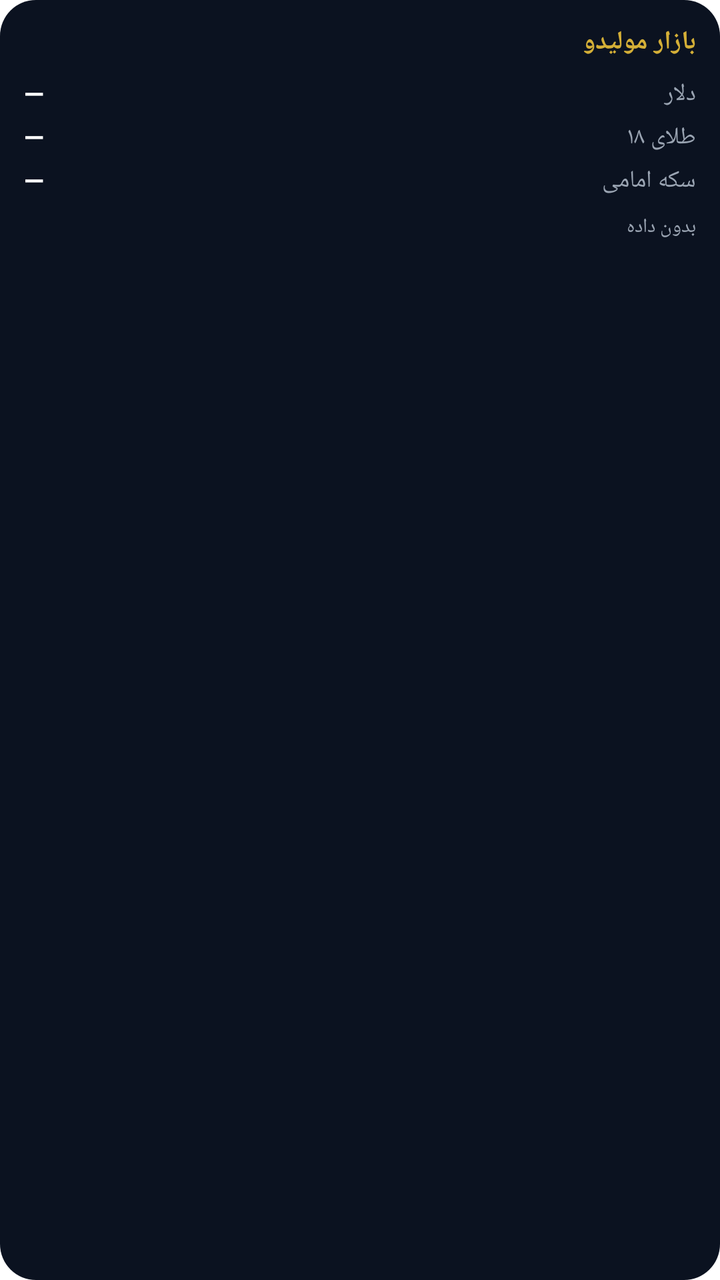
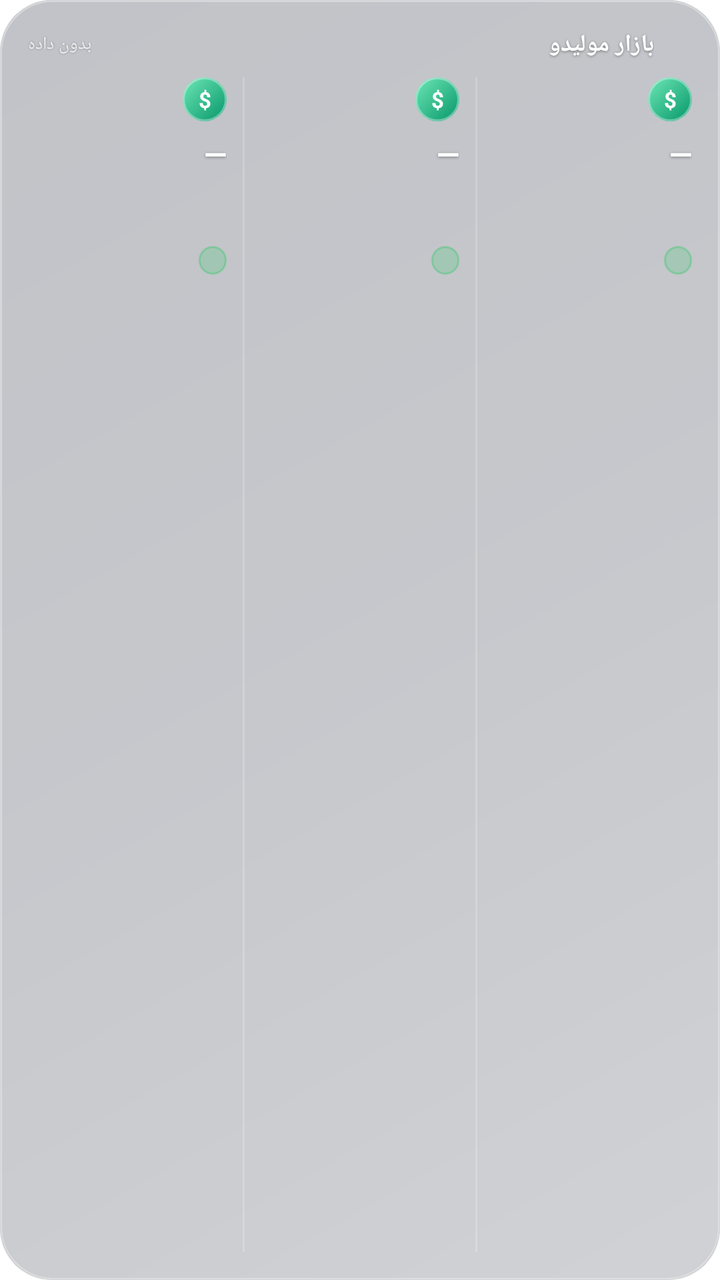

The first picture is an Android layout as it rendered before a commit; the second is the same layout after the commit. The layout source and the unified diff follow.
<!-- AndroidManifest.xml: fallback theme Theme.MaterialComponents.DayNight.NoActionBar -->
<!-- res/layout/molido_widget.xml -->
<?xml version="1.0" encoding="utf-8"?>
<LinearLayout xmlns:android="http://schemas.android.com/apk/res/android"
    android:id="@+id/widget_root"
    android:layout_width="match_parent"
    android:layout_height="match_parent"
    android:orientation="vertical"
    android:padding="12dp"
    android:layoutDirection="rtl"
    android:background="@drawable/widget_background">

    <TextView
        android:layout_width="match_parent"
        android:layout_height="wrap_content"
        android:text="بازار مولیدو"
        android:textColor="@color/widget_gold"
        android:textSize="13sp"
        android:textStyle="bold" />

    <LinearLayout
        android:layout_width="match_parent"
        android:layout_height="wrap_content"
        android:orientation="horizontal"
        android:layout_marginTop="8dp">
        <TextView
            android:layout_width="0dp"
            android:layout_weight="1"
            android:layout_height="wrap_content"
            android:text="دلار"
            android:textColor="@color/widget_label"
            android:textSize="12sp" />
        <TextView
            android:id="@+id/widget_usd_value"
            android:layout_width="wrap_content"
            android:layout_height="wrap_content"
            android:textColor="@color/widget_text"
            android:textSize="13sp"
            android:textStyle="bold"
            android:text="—" />
    </LinearLayout>

    <LinearLayout
        android:layout_width="match_parent"
        android:layout_height="wrap_content"
        android:orientation="horizontal"
        android:layout_marginTop="4dp">
        <TextView
            android:layout_width="0dp"
            android:layout_weight="1"
            android:layout_height="wrap_content"
            android:text="طلای ۱۸"
            android:textColor="@color/widget_label"
            android:textSize="12sp" />
        <TextView
            android:id="@+id/widget_gold_value"
            android:layout_width="wrap_content"
            android:layout_height="wrap_content"
            android:textColor="@color/widget_text"
            android:textSize="13sp"
            android:textStyle="bold"
            android:text="—" />
    </LinearLayout>

    <LinearLayout
        android:layout_width="match_parent"
        android:layout_height="wrap_content"
        android:orientation="horizontal"
        android:layout_marginTop="4dp">
        <TextView
            android:layout_width="0dp"
            android:layout_weight="1"
            android:layout_height="wrap_content"
            android:text="سکه امامی"
            android:textColor="@color/widget_label"
            android:textSize="12sp" />
        <TextView
            android:id="@+id/widget_coin_value"
            android:layout_width="wrap_content"
            android:layout_height="wrap_content"
            android:textColor="@color/widget_text"
            android:textSize="13sp"
            android:textStyle="bold"
            android:text="—" />
    </LinearLayout>

    <TextView
        android:id="@+id/widget_updated"
        android:layout_width="match_parent"
        android:layout_height="wrap_content"
        android:layout_marginTop="8dp"
        android:textColor="@color/widget_label"
        android:textSize="10sp"
        android:text="بدون داده" />
</LinearLayout>
<!-- resources referenced by this layout -->
<resources>
  <color name="widget_gold">#D4AF37</color>
  <color name="widget_label">#9AA4B2</color>
  <color name="widget_text">#FFFFFF</color>
  <!-- drawable widget_background (drawable) -->
  <?xml version="1.0" encoding="utf-8"?>
  <shape xmlns:android="http://schemas.android.com/apk/res/android"
      android:shape="rectangle">
      <corners android:radius="18dp" />
      <solid android:color="@color/widget_bg" />
  </shape>
  <color name="widget_bg">#0B1220</color>
</resources>

<!-- the commit's change to res/layout/molido_widget.xml (unified diff, before → after) -->
@@ -1,93 +1,100 @@
 <?xml version="1.0" encoding="utf-8"?>
 <LinearLayout xmlns:android="http://schemas.android.com/apk/res/android"
     android:id="@+id/widget_root"
-    android:layout_width="match_parent"
-    android:layout_height="match_parent"
-    android:orientation="vertical"
-    android:padding="12dp"
-    android:layoutDirection="rtl"
-    android:background="@drawable/widget_background">
+    android:layout_width="match_parent" android:layout_height="match_parent"
+    android:orientation="vertical" android:padding="14dp"
+    android:layoutDirection="rtl" android:background="@drawable/widget_glass_bg">
 
-    <TextView
-        android:layout_width="match_parent"
-        android:layout_height="wrap_content"
-        android:text="بازار مولیدو"
-        android:textColor="@color/widget_gold"
-        android:textSize="13sp"
-        android:textStyle="bold" />
-
-    <LinearLayout
-        android:layout_width="match_parent"
-        android:layout_height="wrap_content"
-        android:orientation="horizontal"
-        android:layout_marginTop="8dp">
-        <TextView
-            android:layout_width="0dp"
-            android:layout_weight="1"
-            android:layout_height="wrap_content"
-            android:text="دلار"
-            android:textColor="@color/widget_label"
-            android:textSize="12sp" />
-        <TextView
-            android:id="@+id/widget_usd_value"
-            android:layout_width="wrap_content"
-            android:layout_height="wrap_content"
-            android:textColor="@color/widget_text"
-            android:textSize="13sp"
-            android:textStyle="bold"
-            android:text="—" />
+    <LinearLayout android:layout_width="match_parent" android:layout_height="wrap_content"
+        android:orientation="horizontal" android:gravity="center_vertical">
+        <ImageView android:layout_width="14dp" android:layout_height="14dp" android:src="@mipmap/ic_launcher" android:importantForAccessibility="no"/>
+        <TextView android:id="@+id/widget_title" android:layout_width="wrap_content" android:layout_height="wrap_content"
+            android:layout_marginStart="5dp" android:text="بازار مولیدو" android:textSize="12sp" android:textStyle="bold" android:textColor="#FFFFFFFF" android:shadowColor="#66000000" android:shadowRadius="3" android:shadowDy="1"/>
+        <FrameLayout android:layout_width="0dp" android:layout_height="1dp" android:layout_weight="1"/>
+        <TextView android:id="@+id/widget_updated" android:layout_width="wrap_content" android:layout_height="wrap_content"
+            android:textSize="9sp" android:maxLines="1" android:text="بدون داده" android:textColor="#C8FFFFFF" android:shadowColor="#55000000" android:shadowRadius="2"/>
+    </LinearLayout>
+    <LinearLayout android:layout_width="match_parent" android:layout_height="0dp" android:layout_weight="1"
+        android:layout_marginTop="8dp" android:orientation="horizontal">
+        <LinearLayout android:id="@+id/w_row_0" android:layout_width="0dp" android:layout_height="match_parent"
+            android:layout_weight="1" android:orientation="vertical">
+            <LinearLayout android:layout_width="match_parent" android:layout_height="wrap_content"
+                android:orientation="horizontal" android:gravity="center_vertical">
+                <TextView android:id="@+id/w_icon_0" android:layout_width="22dp" android:layout_height="22dp"
+            android:gravity="center" android:background="@drawable/widget_icon_green"
+            android:textColor="#FFFFFFFF" android:textStyle="bold" android:textSize="11sp"
+            android:maxLines="1" android:text="$"/>
+                <TextView android:id="@+id/w_label_0" android:layout_width="0dp" android:layout_weight="1"
+                    android:layout_height="wrap_content" android:layout_marginStart="5dp" android:textSize="11sp"
+                    android:textStyle="bold" android:maxLines="1" android:ellipsize="end" android:text="" android:textColor="#FFFFFFFF" android:shadowColor="#66000000" android:shadowRadius="3" android:shadowDy="1"/>
+            </LinearLayout>
+            <TextView android:id="@+id/w_value_0" android:layout_width="match_parent" android:layout_height="wrap_content"
+                android:layout_marginTop="6dp" android:textSize="15sp" android:textStyle="bold" android:maxLines="1"
+                android:autoSizeTextType="uniform" android:autoSizeMinTextSize="10sp" android:autoSizeMaxTextSize="15sp"
+                android:text="—" android:textColor="#FFFFFFFF" android:shadowColor="#66000000" android:shadowRadius="3" android:shadowDy="1"/>
+            <TextView android:id="@+id/w_unit_0" android:layout_width="match_parent" android:layout_height="wrap_content"
+                android:textSize="8sp" android:text="" android:textColor="#C8FFFFFF" android:shadowColor="#55000000" android:shadowRadius="2"/>
+            <ImageView android:id="@+id/w_spark_0" android:layout_width="match_parent" android:layout_height="20dp"
+            android:layout_marginTop="2dp" android:scaleType="fitXY" android:importantForAccessibility="no"/>
+            <TextView android:id="@+id/w_change_0" android:layout_width="wrap_content" android:layout_height="wrap_content"
+            android:layout_marginTop="3dp" android:paddingStart="7dp" android:paddingEnd="7dp" android:paddingTop="1dp" android:paddingBottom="1dp"
+            android:background="@drawable/widget_pill_up" android:textColor="#4ADE80"
+            android:textSize="9sp" android:textStyle="bold" android:maxLines="1" android:text=""/>
+        </LinearLayout>
+<FrameLayout android:layout_width="1dp" android:layout_height="match_parent"
+            android:layout_marginStart="8dp" android:layout_marginEnd="8dp" android:background="@drawable/widget_divider"/>
+<LinearLayout android:id="@+id/w_row_1" android:layout_width="0dp" android:layout_height="match_parent"
+            android:layout_weight="1" android:orientation="vertical">
+            <LinearLayout android:layout_width="match_parent" android:layout_height="wrap_content"
+                android:orientation="horizontal" android:gravity="center_vertical">
+                <TextView android:id="@+id/w_icon_1" android:layout_width="22dp" android:layout_height="22dp"
+            android:gravity="center" android:background="@drawable/widget_icon_green"
+            android:textColor="#FFFFFFFF" android:textStyle="bold" android:textSize="11sp"
+            android:maxLines="1" android:text="$"/>
+                <TextView android:id="@+id/w_label_1" android:layout_width="0dp" android:layout_weight="1"
+                    android:layout_height="wrap_content" android:layout_marginStart="5dp" android:textSize="11sp"
+                    android:textStyle="bold" android:maxLines="1" android:ellipsize="end" android:text="" android:textColor="#FFFFFFFF" android:shadowColor="#66000000" android:shadowRadius="3" android:shadowDy="1"/>
+            </LinearLayout>
+            <TextView android:id="@+id/w_value_1" android:layout_width="match_parent" android:layout_height="wrap_content"
+                android:layout_marginTop="6dp" android:textSize="15sp" android:textStyle="bold" android:maxLines="1"
+                android:autoSizeTextType="uniform" android:autoSizeMinTextSize="10sp" android:autoSizeMaxTextSize="15sp"
+                android:text="—" android:textColor="#FFFFFFFF" android:shadowColor="#66000000" android:shadowRadius="3" android:shadowDy="1"/>
+            <TextView android:id="@+id/w_unit_1" android:layout_width="match_parent" android:layout_height="wrap_content"
+                android:textSize="8sp" android:text="" android:textColor="#C8FFFFFF" android:shadowColor="#55000000" android:shadowRadius="2"/>
+            <ImageView android:id="@+id/w_spark_1" android:layout_width="match_parent" android:layout_height="20dp"
+            android:layout_marginTop="2dp" android:scaleType="fitXY" android:importantForAccessibility="no"/>
+            <TextView android:id="@+id/w_change_1" android:layout_width="wrap_content" android:layout_height="wrap_content"
+            android:layout_marginTop="3dp" android:paddingStart="7dp" android:paddingEnd="7dp" android:paddingTop="1dp" android:paddingBottom="1dp"
+            android:background="@drawable/widget_pill_up" android:textColor="#4ADE80"
+            android:textSize="9sp" android:textStyle="bold" android:maxLines="1" android:text=""/>
+        </LinearLayout>
+<FrameLayout android:layout_width="1dp" android:layout_height="match_parent"
+            android:layout_marginStart="8dp" android:layout_marginEnd="8dp" android:background="@drawable/widget_divider"/>
+<LinearLayout android:id="@+id/w_row_2" android:layout_width="0dp" android:layout_height="match_parent"
+            android:layout_weight="1" android:orientation="vertical">
+            <LinearLayout android:layout_width="match_parent" android:layout_height="wrap_content"
+                android:orientation="horizontal" android:gravity="center_vertical">
+                <TextView android:id="@+id/w_icon_2" android:layout_width="22dp" android:layout_height="22dp"
+            android:gravity="center" android:background="@drawable/widget_icon_green"
+            android:textColor="#FFFFFFFF" android:textStyle="bold" android:textSize="11sp"
+            android:maxLines="1" android:text="$"/>
+                <TextView android:id="@+id/w_label_2" android:layout_width="0dp" android:layout_weight="1"
+                    android:layout_height="wrap_content" android:layout_marginStart="5dp" android:textSize="11sp"
+                    android:textStyle="bold" android:maxLines="1" android:ellipsize="end" android:text="" android:textColor="#FFFFFFFF" android:shadowColor="#66000000" android:shadowRadius="3" android:shadowDy="1"/>
+            </LinearLayout>
+            <TextView android:id="@+id/w_value_2" android:layout_width="match_parent" android:layout_height="wrap_content"
+                android:layout_marginTop="6dp" android:textSize="15sp" android:textStyle="bold" android:maxLines="1"
+                android:autoSizeTextType="uniform" android:autoSizeMinTextSize="10sp" android:autoSizeMaxTextSize="15sp"
+                android:text="—" android:textColor="#FFFFFFFF" android:shadowColor="#66000000" android:shadowRadius="3" android:shadowDy="1"/>
+            <TextView android:id="@+id/w_unit_2" android:layout_width="match_parent" android:layout_height="wrap_content"
+                android:textSize="8sp" android:text="" android:textColor="#C8FFFFFF" android:shadowColor="#55000000" android:shadowRadius="2"/>
+            <ImageView android:id="@+id/w_spark_2" android:layout_width="match_parent" android:layout_height="20dp"
+            android:layout_marginTop="2dp" android:scaleType="fitXY" android:importantForAccessibility="no"/>
+            <TextView android:id="@+id/w_change_2" android:layout_width="wrap_content" android:layout_height="wrap_content"
+            android:layout_marginTop="3dp" android:paddingStart="7dp" android:paddingEnd="7dp" android:paddingTop="1dp" android:paddingBottom="1dp"
+            android:background="@drawable/widget_pill_up" android:textColor="#4ADE80"
+            android:textSize="9sp" android:textStyle="bold" android:maxLines="1" android:text=""/>
+        </LinearLayout>
     </LinearLayout>
 
-    <LinearLayout
-        android:layout_width="match_parent"
-        android:layout_height="wrap_content"
-        android:orientation="horizontal"
-        android:layout_marginTop="4dp">
-        <TextView
-            android:layout_width="0dp"
-            android:layout_weight="1"
-            android:layout_height="wrap_content"
-            android:text="طلای ۱۸"
-            android:textColor="@color/widget_label"
-            android:textSize="12sp" />
-        <TextView
-            android:id="@+id/widget_gold_value"
-            android:layout_width="wrap_content"
-            android:layout_height="wrap_content"
-            android:textColor="@color/widget_text"
-            android:textSize="13sp"
-            android:textStyle="bold"
-            android:text="—" />
-    </LinearLayout>
-
-    <LinearLayout
-        android:layout_width="match_parent"
-        android:layout_height="wrap_content"
-        android:orientation="horizontal"
-        android:layout_marginTop="4dp">
-        <TextView
-            android:layout_width="0dp"
-            android:layout_weight="1"
-            android:layout_height="wrap_content"
-            android:text="سکه امامی"
-            android:textColor="@color/widget_label"
-            android:textSize="12sp" />
-        <TextView
-            android:id="@+id/widget_coin_value"
-            android:layout_width="wrap_content"
-            android:layout_height="wrap_content"
-            android:textColor="@color/widget_text"
-            android:textSize="13sp"
-            android:textStyle="bold"
-            android:text="—" />
-    </LinearLayout>
-
-    <TextView
-        android:id="@+id/widget_updated"
-        android:layout_width="match_parent"
-        android:layout_height="wrap_content"
-        android:layout_marginTop="8dp"
-        android:textColor="@color/widget_label"
-        android:textSize="10sp"
-        android:text="بدون داده" />
 </LinearLayout>
<!-- resource entries referenced after the edit -->
@@ -1,15 +1,60 @@
 <!-- resources referenced by this layout -->
 <resources>
-  <color name="widget_gold">#D4AF37</color>
-  <color name="widget_label">#9AA4B2</color>
-  <color name="widget_text">#FFFFFF</color>
-  <!-- drawable widget_background (drawable) -->
+  <!-- drawable widget_divider (drawable) -->
   <?xml version="1.0" encoding="utf-8"?>
-  <shape xmlns:android="http://schemas.android.com/apk/res/android"
-      android:shape="rectangle">
-      <corners android:radius="18dp" />
-      <solid android:color="@color/widget_bg" />
+  <shape xmlns:android="http://schemas.android.com/apk/res/android" android:shape="rectangle">
+      <solid android:color="#2EFFFFFF"/>
   </shape>
-  <color name="widget_bg">#0B1220</color>
+  <!-- drawable widget_glass_bg (drawable) -->
+  <?xml version="1.0" encoding="utf-8"?>
+  <layer-list xmlns:android="http://schemas.android.com/apk/res/android">
+      <item>
+          <shape android:shape="rectangle">
+              <corners android:radius="26dp"/>
+              <solid android:color="#47101828"/>
+          </shape>
+      </item>
+      <item>
+          <shape android:shape="rectangle">
+              <corners android:radius="26dp"/>
+              <gradient android:angle="135" android:startColor="#4DFFFFFF"
+                  android:centerColor="#26FFFFFF" android:endColor="#14FFFFFF"/>
+              <stroke android:width="1dp" android:color="#59FFFFFF"/>
+          </shape>
+      </item>
+  </layer-list>
+  <!-- drawable widget_icon_green (drawable) -->
+  <?xml version="1.0" encoding="utf-8"?>
+  <layer-list xmlns:android="http://schemas.android.com/apk/res/android">
+      <item>
+          <shape android:shape="oval">
+              <gradient android:angle="315" android:startColor="#6EE7B7" android:endColor="#059669"/>
+          </shape>
+      </item>
+      <item>
+          <shape android:shape="oval">
+              <stroke android:width="1dp" android:color="#59FFFFFF"/>
+          </shape>
+      </item>
+  </layer-list>
+  <!-- drawable widget_pill_up (drawable) -->
+  <?xml version="1.0" encoding="utf-8"?>
+  <shape xmlns:android="http://schemas.android.com/apk/res/android" android:shape="rectangle">
+      <corners android:radius="999dp"/>
+      <solid android:color="#3322C55E"/>
+      <stroke android:width="1dp" android:color="#5522C55E"/>
+  </shape>
+  <!-- mipmap ic_launcher (mipmap-anydpi-v26) -->
+  <?xml version="1.0" encoding="utf-8"?>
+  <adaptive-icon xmlns:android="http://schemas.android.com/apk/res/android">
+    <background android:drawable="@color/ic_launcher_background"/>
+    <foreground>
+        <inset
+            android:drawable="@drawable/ic_launcher_foreground"
+            android:inset="16%" />
+    </foreground>
+  </adaptive-icon>
+  <color name="ic_launcher_background">#0B1220</color>
+  <!-- drawable ic_launcher_foreground: png bitmap (drawable-hdpi, 4006 bytes) -->
 </resources>
 
